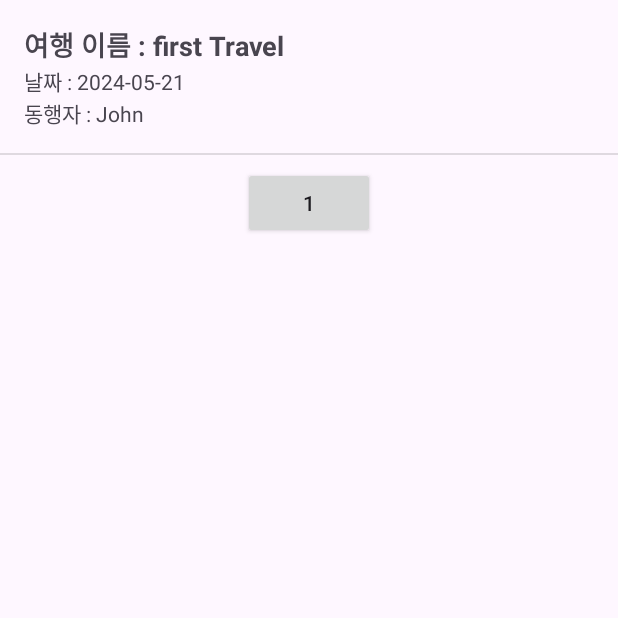
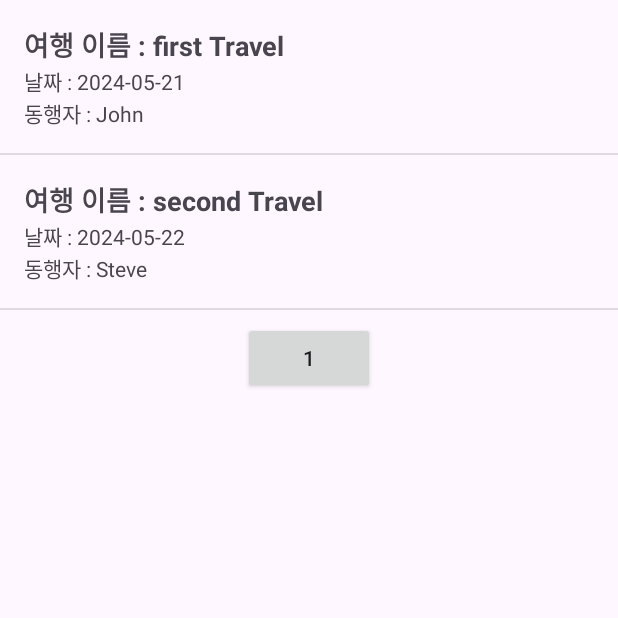
Before and after one commit to gusgh075/TravelMemory, an Android app: the screen it shows after launch (MainActivity), on a phone screen of 412 x 824 dp, the top half of it. Run offline under Robolectric (Android 15) with nearby library versions, the phone set to English and light mode, and no system bars.

Commit message:
chore : 임의 데이터 추가

```diff
--- a/app/src/main/java/com/example/travelmemory/fragment/TravelFragment.java
+++ b/app/src/main/java/com/example/travelmemory/fragment/TravelFragment.java
@@ -48,6 +48,7 @@ public class TravelFragment extends Fragment implements RecyclerViewInterface {
 
         travelDBHelper.clearData();
         travelDBHelper.insertData(new TravelModel("first Travel", "2024-05-21", "John"));
+        travelDBHelper.insertData(new TravelModel("second Travel", "2024-05-22", "Steve"));
 
         travels = travelDBHelper.getAllTravels();
 
```
